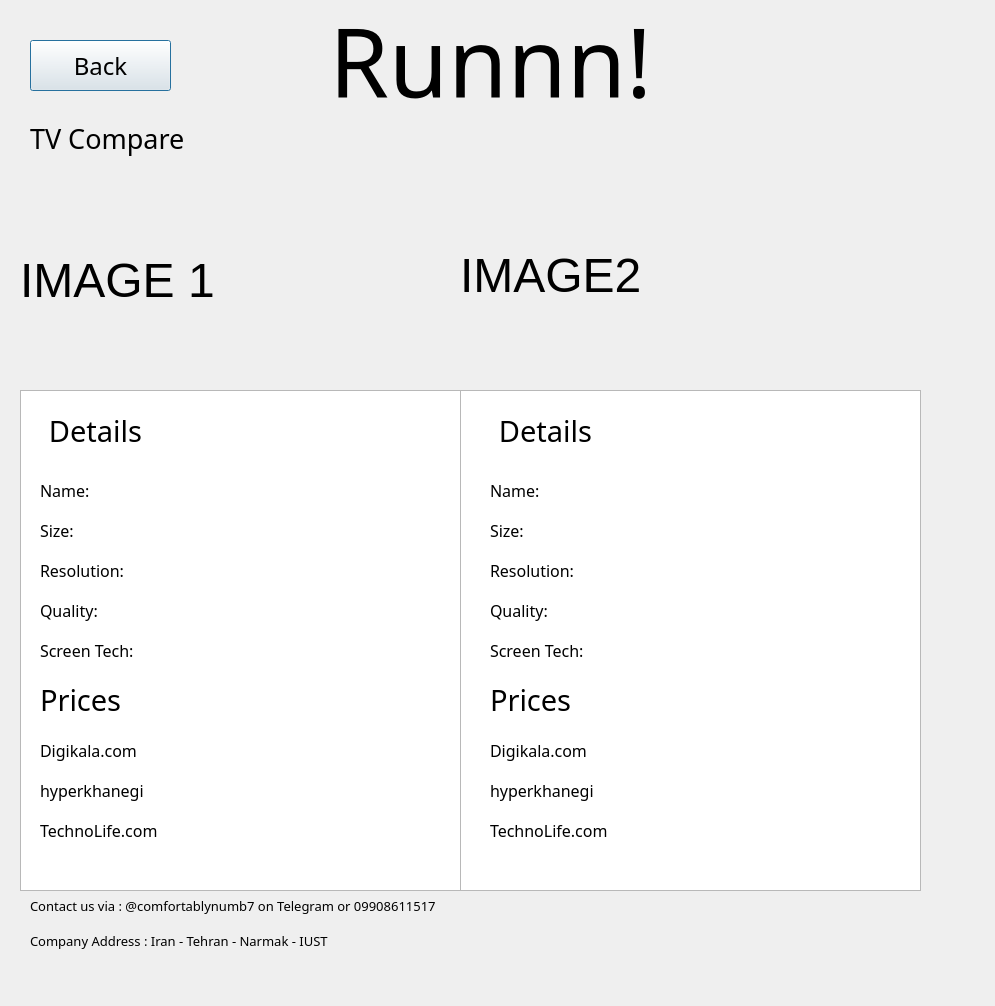
Mhrshd-fllh/AP_Project4012, file Final Presentatiosn/TVComparePageFinal.ui: the form before one commit.
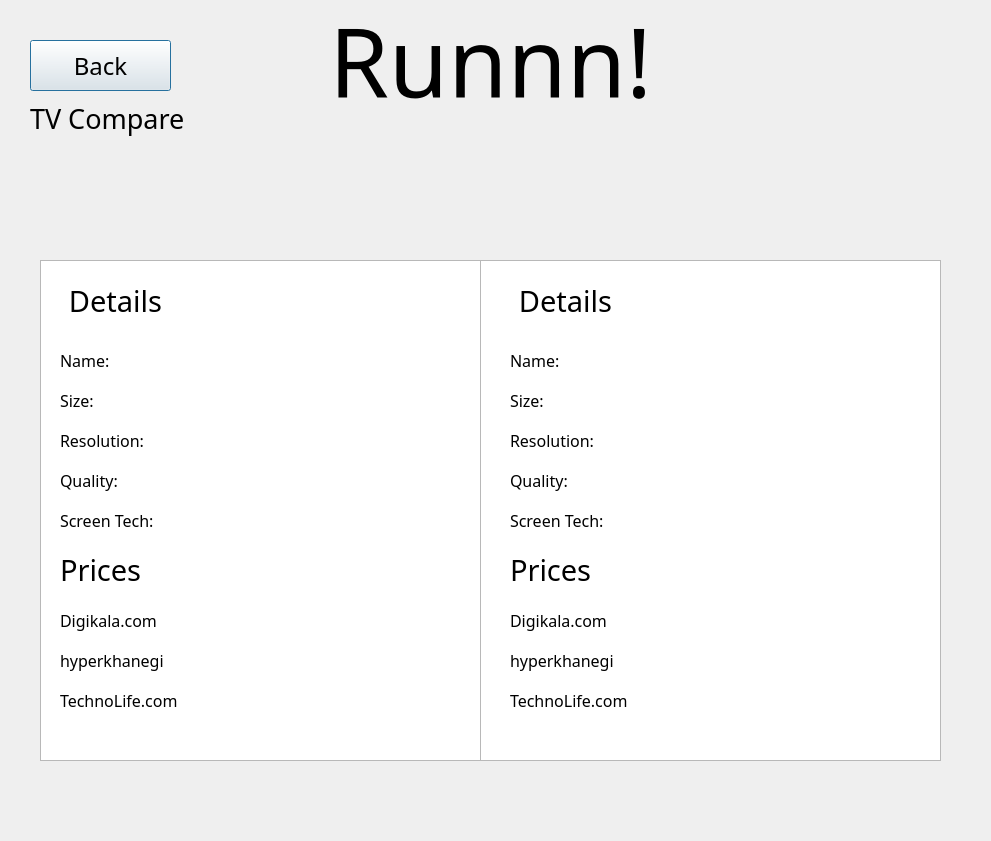
The form after the commit.

Commit message: Finsihing Compare Page

What changed in the file:
```diff
--- a/Final Presentatiosn/TVComparePageFinal.ui
+++ b/Final Presentatiosn/TVComparePageFinal.ui
@@ -6,8 +6,8 @@
    <rect>
     <x>0</x>
     <y>0</y>
-    <width>995</width>
-    <height>1006</height>
+    <width>991</width>
+    <height>841</height>
    </rect>
   </property>
   <property name="windowTitle">
@@ -16,10 +16,10 @@
   <widget class="QLabel" name="Image1">
    <property name="geometry">
     <rect>
-     <x>20</x>
-     <y>175</y>
-     <width>441</width>
-     <height>211</height>
+     <x>190</x>
+     <y>150</y>
+     <width>100</width>
+     <height>100</height>
     </rect>
    </property>
    <property name="font">
@@ -28,16 +28,19 @@
     </font>
    </property>
    <property name="text">
-    <string>IMAGE 1</string>
+    <string/>
+   </property>
+   <property name="scaledContents">
+    <bool>true</bool>
    </property>
   </widget>
   <widget class="QLabel" name="Image2">
    <property name="geometry">
     <rect>
-     <x>460</x>
-     <y>170</y>
-     <width>441</width>
-     <height>211</height>
+     <x>660</x>
+     <y>140</y>
+     <width>100</width>
+     <height>100</height>
     </rect>
    </property>
    <property name="font">
@@ -46,26 +49,10 @@
     </font>
    </property>
    <property name="text">
-    <string>IMAGE2</string>
+    <string/>
    </property>
-  </widget>
-  <widget class="QLabel" name="label_4">
-   <property name="geometry">
-    <rect>
-     <x>30</x>
-     <y>890</y>
-     <width>741</width>
-     <height>101</height>
-    </rect>
-   </property>
-   <property name="font">
-    <font>
-     <family>Cooper Black</family>
-     <pointsize>10</pointsize>
-    </font>
-   </property>
-   <property name="text">
-    <string>Company Address : Iran - Tehran - Narmak - IUST </string>
+   <property name="scaledContents">
+    <bool>true</bool>
    </property>
   </widget>
   <widget class="QPushButton" name="BackButton">
@@ -87,25 +74,6 @@
     <string>Back</string>
    </property>
   </widget>
-  <widget class="QLabel" name="label_3">
-   <property name="geometry">
-    <rect>
-     <x>30</x>
-     <y>880</y>
-     <width>761</width>
-     <height>51</height>
-    </rect>
-   </property>
-   <property name="font">
-    <font>
-     <family>Cooper Black</family>
-     <pointsize>10</pointsize>
-    </font>
-   </property>
-   <property name="text">
-    <string>Contact us via : @comfortablynumb7 on Telegram or 09908611517                                                                                          </string>
-   </property>
-  </widget>
   <widget class="QLabel" name="label_2">
    <property name="geometry">
     <rect>
@@ -171,7 +139,7 @@
    <property name="geometry">
     <rect>
      <x>30</x>
-     <y>120</y>
+     <y>100</y>
      <width>471</width>
      <height>71</height>
     </rect>
@@ -194,8 +162,8 @@
   <widget class="QColumnView" name="columnView_2">
    <property name="geometry">
     <rect>
-     <x>460</x>
-     <y>390</y>
+     <x>480</x>
+     <y>260</y>
      <width>461</width>
      <height>501</height>
     </rect>
@@ -204,8 +172,8 @@
   <widget class="QColumnView" name="columnView1">
    <property name="geometry">
     <rect>
-     <x>20</x>
-     <y>390</y>
+     <x>40</x>
+     <y>260</y>
      <width>441</width>
      <height>501</height>
     </rect>
@@ -214,8 +182,8 @@
   <widget class="QLabel" name="Details">
    <property name="geometry">
     <rect>
-     <x>30</x>
-     <y>400</y>
+     <x>50</x>
+     <y>270</y>
      <width>131</width>
      <height>61</height>
     </rect>
@@ -238,8 +206,8 @@
   <widget class="QLabel" name="Quality_Label">
    <property name="geometry">
     <rect>
-     <x>160</x>
-     <y>590</y>
+     <x>180</x>
+     <y>460</y>
      <width>200</width>
      <height>40</height>
     </rect>
@@ -260,8 +228,8 @@
   <widget class="QLabel" name="Name_Label">
    <property name="geometry">
     <rect>
-     <x>160</x>
-     <y>470</y>
+     <x>180</x>
+     <y>340</y>
      <width>200</width>
      <height>40</height>
     </rect>
@@ -282,8 +250,8 @@
   <widget class="QLabel" name="Quality">
    <property name="geometry">
     <rect>
-     <x>40</x>
-     <y>590</y>
+     <x>60</x>
+     <y>460</y>
      <width>121</width>
      <height>40</height>
     </rect>
@@ -303,8 +271,8 @@
   <widget class="QLabel" name="ScreenTech">
    <property name="geometry">
     <rect>
-     <x>40</x>
-     <y>630</y>
+     <x>60</x>
+     <y>500</y>
      <width>131</width>
      <height>40</height>
     </rect>
@@ -324,8 +292,8 @@
   <widget class="QLabel" name="Size_Label">
    <property name="geometry">
     <rect>
-     <x>160</x>
-     <y>510</y>
+     <x>180</x>
+     <y>380</y>
      <width>200</width>
      <height>40</height>
     </rect>
@@ -346,8 +314,8 @@
   <widget class="QLabel" name="Name">
    <property name="geometry">
     <rect>
-     <x>40</x>
-     <y>470</y>
+     <x>60</x>
+     <y>340</y>
      <width>80</width>
      <height>40</height>
     </rect>
@@ -367,8 +335,8 @@
   <widget class="QLabel" name="Size">
    <property name="geometry">
     <rect>
-     <x>40</x>
-     <y>510</y>
+     <x>60</x>
+     <y>380</y>
      <width>80</width>
      <height>40</height>
     </rect>
@@ -388,8 +356,8 @@
   <widget class="QLabel" name="Resolution_Label">
    <property name="geometry">
     <rect>
-     <x>160</x>
-     <y>550</y>
+     <x>180</x>
+     <y>420</y>
      <width>200</width>
      <height>40</height>
     </rect>
@@ -410,8 +378,8 @@
   <widget class="QLabel" name="ScreenTech_Label">
    <property name="geometry">
     <rect>
-     <x>179</x>
-     <y>630</y>
+     <x>199</x>
+     <y>500</y>
      <width>221</width>
      <height>40</height>
     </rect>
@@ -432,8 +400,8 @@
   <widget class="QLabel" name="Resolution">
    <property name="geometry">
     <rect>
-     <x>40</x>
-     <y>550</y>
+     <x>60</x>
+     <y>420</y>
      <width>121</width>
      <height>40</height>
     </rect>
@@ -453,8 +421,8 @@
   <widget class="QLabel" name="DigiKala_Label">
    <property name="geometry">
     <rect>
-     <x>210</x>
-     <y>730</y>
+     <x>230</x>
+     <y>600</y>
      <width>200</width>
      <height>40</height>
     </rect>
@@ -472,8 +440,8 @@
   <widget class="QLabel" name="TechnoLife_Label">
    <property name="geometry">
     <rect>
-     <x>210</x>
-     <y>810</y>
+     <x>230</x>
+     <y>680</y>
      <width>200</width>
      <height>40</height>
     </rect>
@@ -491,8 +459,8 @@
   <widget class="QLabel" name="Prices">
    <property name="geometry">
     <rect>
-     <x>40</x>
-     <y>680</y>
+     <x>60</x>
+     <y>550</y>
      <width>121</width>
      <height>40</height>
     </rect>
@@ -510,8 +478,8 @@
   <widget class="QLabel" name="TechnoLife">
    <property name="geometry">
     <rect>
-     <x>40</x>
-     <y>810</y>
+     <x>60</x>
+     <y>680</y>
      <width>170</width>
      <height>40</height>
     </rect>
@@ -529,8 +497,8 @@
   <widget class="QLabel" name="DigiKala">
    <property name="geometry">
     <rect>
-     <x>40</x>
-     <y>730</y>
+     <x>60</x>
+     <y>600</y>
      <width>170</width>
      <height>40</height>
     </rect>
@@ -548,8 +516,8 @@
   <widget class="QLabel" name="HyperKhanegi_Label">
    <property name="geometry">
     <rect>
-     <x>210</x>
-     <y>770</y>
+     <x>230</x>
+     <y>640</y>
      <width>200</width>
      <height>40</height>
     </rect>
@@ -567,8 +535,8 @@
   <widget class="QLabel" name="HyperKhanegi">
    <property name="geometry">
     <rect>
-     <x>40</x>
-     <y>770</y>
+     <x>60</x>
+     <y>640</y>
      <width>170</width>
      <height>40</height>
     </rect>
@@ -586,8 +554,8 @@
   <widget class="QLabel" name="Quality_Label_2">
    <property name="geometry">
     <rect>
-     <x>610</x>
-     <y>590</y>
+     <x>630</x>
+     <y>460</y>
      <width>200</width>
      <height>40</height>
     </rect>
@@ -608,8 +576,8 @@
   <widget class="QLabel" name="Size_2">
    <property name="geometry">
     <rect>
-     <x>490</x>
-     <y>510</y>
+     <x>510</x>
+     <y>380</y>
      <width>80</width>
      <height>40</height>
     </rect>
@@ -629,8 +597,8 @@
   <widget class="QLabel" name="ScreenTech_2">
    <property name="geometry">
     <rect>
-     <x>490</x>
-     <y>630</y>
+     <x>510</x>
+     <y>500</y>
      <width>131</width>
      <height>40</height>
     </rect>
@@ -650,8 +618,8 @@
   <widget class="QLabel" name="HyperKhanegi_Label_2">
    <property name="geometry">
     <rect>
-     <x>660</x>
-     <y>770</y>
+     <x>680</x>
+     <y>640</y>
      <width>200</width>
      <height>40</height>
     </rect>
@@ -669,8 +637,8 @@
   <widget class="QLabel" name="DigiKala_2">
    <property name="geometry">
     <rect>
-     <x>490</x>
-     <y>730</y>
+     <x>510</x>
+     <y>600</y>
      <width>170</width>
      <height>40</height>
     </rect>
@@ -688,8 +656,8 @@
   <widget class="QLabel" name="Resolution_2">
    <property name="geometry">
     <rect>
-     <x>490</x>
-     <y>550</y>
+     <x>510</x>
+     <y>420</y>
      <width>121</width>
      <height>40</height>
     </rect>
@@ -709,8 +677,8 @@
   <widget class="QLabel" name="Resolution_Label_2">
    <property name="geometry">
     <rect>
-     <x>610</x>
-     <y>550</y>
+     <x>630</x>
+     <y>420</y>
      <width>200</width>
      <height>40</height>
     </rect>
@@ -731,8 +699,8 @@
   <widget class="QLabel" name="Name_Label_2">
    <property name="geometry">
     <rect>
-     <x>610</x>
-     <y>470</y>
+     <x>630</x>
+     <y>340</y>
      <width>200</width>
      <height>40</height>
     </rect>
@@ -753,8 +721,8 @@
   <widget class="QLabel" name="Quality_2">
    <property name="geometry">
     <rect>
-     <x>490</x>
-     <y>590</y>
+     <x>510</x>
+     <y>460</y>
      <width>121</width>
      <height>40</height>
     </rect>
@@ -774,8 +742,8 @@
   <widget class="QLabel" name="Name_2">
    <property name="geometry">
     <rect>
-     <x>490</x>
-     <y>470</y>
+     <x>510</x>
+     <y>340</y>
      <width>80</width>
      <height>40</height>
     </rect>
@@ -795,8 +763,8 @@
   <widget class="QLabel" name="Details_3">
    <property name="geometry">
     <rect>
-     <x>480</x>
-     <y>400</y>
+     <x>500</x>
+     <y>270</y>
      <width>131</width>
      <height>61</height>
     </rect>
@@ -819,8 +787,8 @@
   <widget class="QLabel" name="Size_Label_2">
    <property name="geometry">
     <rect>
-     <x>610</x>
-     <y>510</y>
+     <x>630</x>
+     <y>380</y>
      <width>200</width>
      <height>40</height>
     </rect>
@@ -841,8 +809,8 @@
   <widget class="QLabel" name="ScreenTech_Label_2">
    <property name="geometry">
     <rect>
-     <x>629</x>
-     <y>630</y>
+     <x>649</x>
+     <y>500</y>
      <width>221</width>
      <height>40</height>
     </rect>
@@ -863,8 +831,8 @@
   <widget class="QLabel" name="TechnoLife_Label_2">
    <property name="geometry">
     <rect>
-     <x>660</x>
-     <y>810</y>
+     <x>680</x>
+     <y>680</y>
      <width>200</width>
      <height>40</height>
     </rect>
@@ -882,8 +850,8 @@
   <widget class="QLabel" name="HyperKhanegi_2">
    <property name="geometry">
     <rect>
-     <x>490</x>
-     <y>770</y>
+     <x>510</x>
+     <y>640</y>
      <width>170</width>
      <height>40</height>
     </rect>
@@ -901,8 +869,8 @@
   <widget class="QLabel" name="Prices_2">
    <property name="geometry">
     <rect>
-     <x>490</x>
-     <y>680</y>
+     <x>510</x>
+     <y>550</y>
      <width>121</width>
      <height>40</height>
     </rect>
@@ -920,8 +888,8 @@
   <widget class="QLabel" name="DigiKala_Label_2">
    <property name="geometry">
     <rect>
-     <x>660</x>
-     <y>730</y>
+     <x>680</x>
+     <y>600</y>
      <width>200</width>
      <height>40</height>
     </rect>
@@ -939,8 +907,8 @@
   <widget class="QLabel" name="TechnoLife_2">
    <property name="geometry">
     <rect>
-     <x>490</x>
-     <y>810</y>
+     <x>510</x>
+     <y>680</y>
      <width>170</width>
      <height>40</height>
     </rect>
```
The commit also changes 6 other files.
